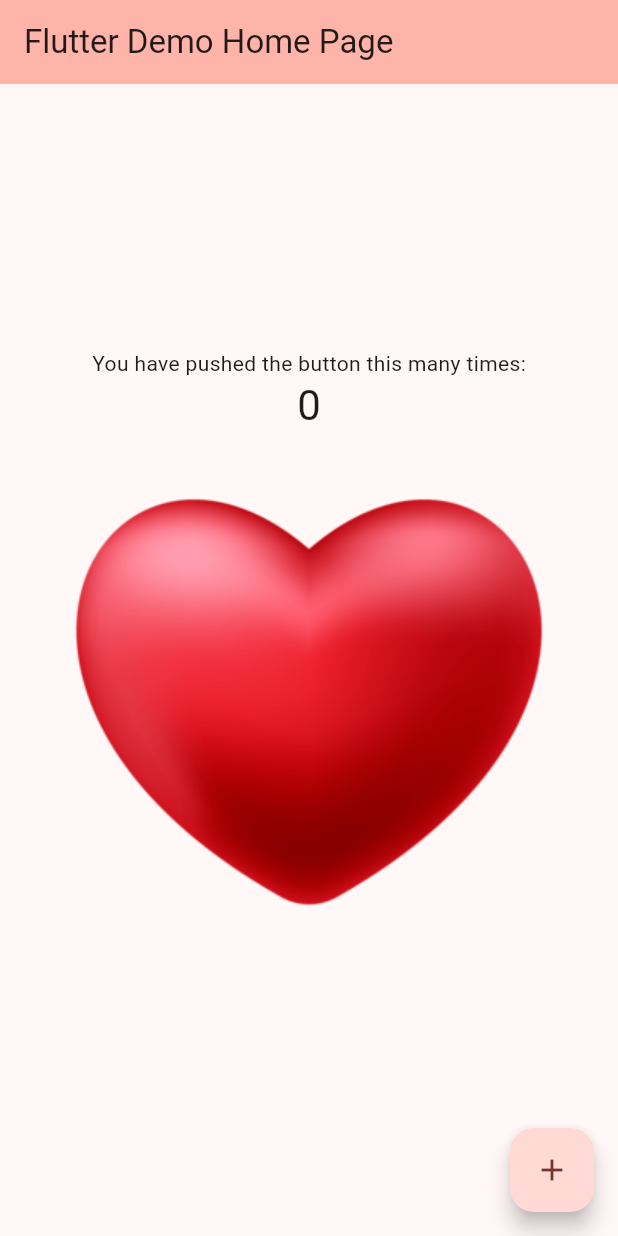
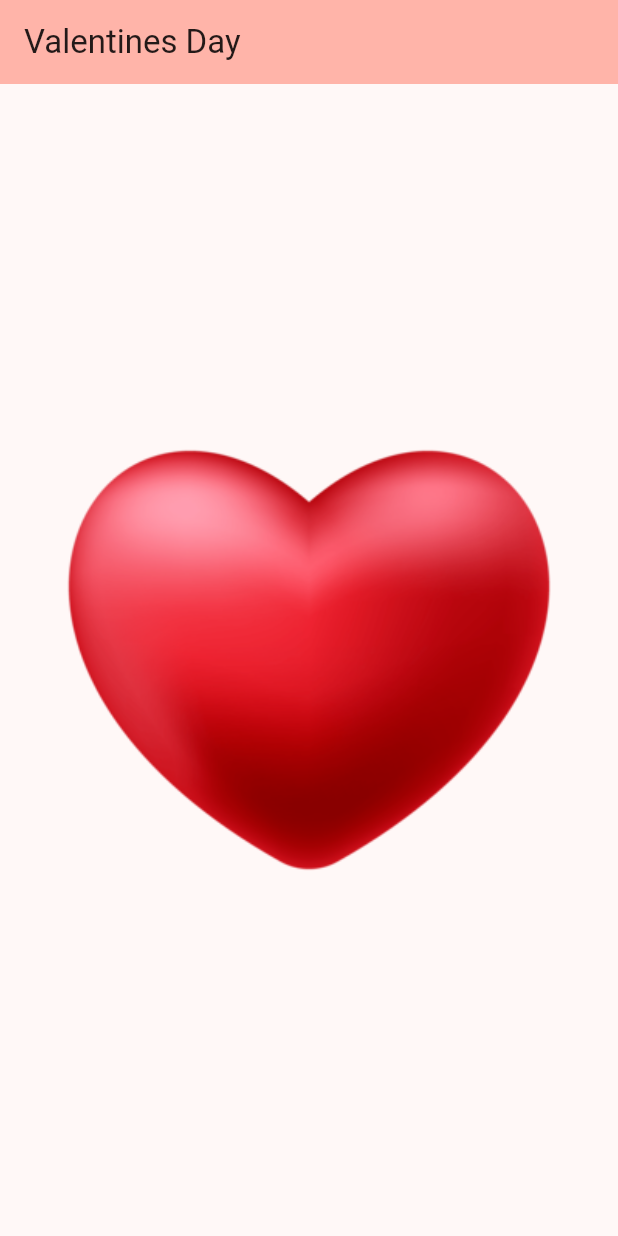
Before and after one commit to skylerplumley/valentine, a Flutter app: the screen it shows after launch, on a phone screen of 412 x 824 dp. Run offline on Flutter 3.47's test engine with Material 3 defaults, Android fonts, the phone set to English and light mode, and no system bars.

Commit message:
Heart and pulse animation created

```diff
--- a/lib/main.dart
+++ b/lib/main.dart
@@ -7,31 +7,15 @@ void main() {
 class MyApp extends StatelessWidget {
   const MyApp({super.key});
 
-  // This widget is the root of your application.
   @override
   Widget build(BuildContext context) {
     return MaterialApp(
       title: 'Flutter Demo',
       theme: ThemeData(
-        // This is the theme of your application.
-        //
-        // TRY THIS: Try running your application with "flutter run". You'll see
-        // the application has a purple toolbar. Then, without quitting the app,
-        // try changing the seedColor in the colorScheme below to Colors.green
-        // and then invoke "hot reload" (save your changes or press the "hot
-        // reload" button in a Flutter-supported IDE, or press "r" if you used
-        // the command line to start the app).
-        //
-        // Notice that the counter didn't reset back to zero; the application
-        // state is not lost during the reload. To reset the state, use hot
-        // restart instead.
-        //
-        // This works for code too, not just values: Most code changes can be
-        // tested with just a hot reload.
         colorScheme: ColorScheme.fromSeed(seedColor: Colors.red),
         useMaterial3: true,
       ),
-      home: const MyHomePage(title: 'Flutter Demo Home Page'),
+      home: const MyHomePage(title: 'Valentines Day'),
     );
   }
 }
@@ -39,69 +23,55 @@ class MyApp extends StatelessWidget {
 class MyHomePage extends StatefulWidget {
   const MyHomePage({super.key, required this.title});
 
-  // This widget is the home page of your application. It is stateful, meaning
-  // that it has a State object (defined below) that contains fields that affect
-  // how it looks.
-
-  // This class is the configuration for the state. It holds the values (in this
-  // case the title) provided by the parent (in this case the App widget) and
-  // used by the build method of the State. Fields in a Widget subclass are
-  // always marked "final".
-
   final String title;
 
   @override
   State<MyHomePage> createState() => _MyHomePageState();
 }
 
-class _MyHomePageState extends State<MyHomePage> {
-  int _counter = 0;
+class _MyHomePageState extends State<MyHomePage>
+    with SingleTickerProviderStateMixin {
+  late AnimationController _controller;
+  late Animation<double> _animation;
 
-  void _incrementCounter() {
-    setState(() {
-      // This call to setState tells the Flutter framework that something has
-      // changed in this State, which causes it to rerun the build method below
-      // so that the display can reflect the updated values. If we changed
-      // _counter without calling setState(), then the build method would not be
-      // called again, and so nothing would appear to happen.
-      _counter++;
-    });
+  @override
+  void initState() {
+    super.initState();
+    _controller = AnimationController(
+      vsync: this,
+      duration: const Duration(seconds: 1),
+    )..repeat(reverse: true);
+
+    _animation = Tween<double>(begin: 1, end: 1.4).animate(
+      CurvedAnimation(parent: _controller, curve: Curves.easeInOut),
+    );
   }
 
   @override
   Widget build(BuildContext context) {
     return Scaffold(
       appBar: AppBar(
-        // TRY THIS: Try changing the color here to a specific color (to
-        // Colors.amber, perhaps?) and trigger a hot reload to see the AppBar
-        // change color while the other colors stay the same.
         backgroundColor: Theme.of(context).colorScheme.inversePrimary,
-        // Here we take the value from the MyHomePage object that was created by
-        // the App.build method, and use it to set our appbar title.
         title: Text(widget.title),
       ),
       body: Center(
-        // Center is a layout widget. It takes a single child and positions it
-        // in the middle of the parent.
-        child: Column(
-          mainAxisAlignment: MainAxisAlignment.center,
-          children: <Widget>[
-            const Text(
-              'You have pushed the button this many times:',
-            ),
-            Text(
-              '$_counter',
-              style: Theme.of(context).textTheme.headlineMedium,
-            ),
-            Image.asset('assets/heartnew.png')
-          ],
+        child: AnimatedBuilder(
+          animation: _animation,
+          builder: (context, child) {
+            return Transform.scale(
+              scale: _animation.value,
+              child: child,
+            );
+          },
+          child: Image.asset('assets/heartnew.png'),
         ),
       ),
-      floatingActionButton: FloatingActionButton(
-        onPressed: _incrementCounter,
-        tooltip: 'Increment',
-        child: const Icon(Icons.add),
-      ), // This trailing comma makes auto-formatting nicer for build methods.
     );
   }
+
+  @override
+  void dispose() {
+    _controller.dispose();
+    super.dispose();
+  }
 }
```
